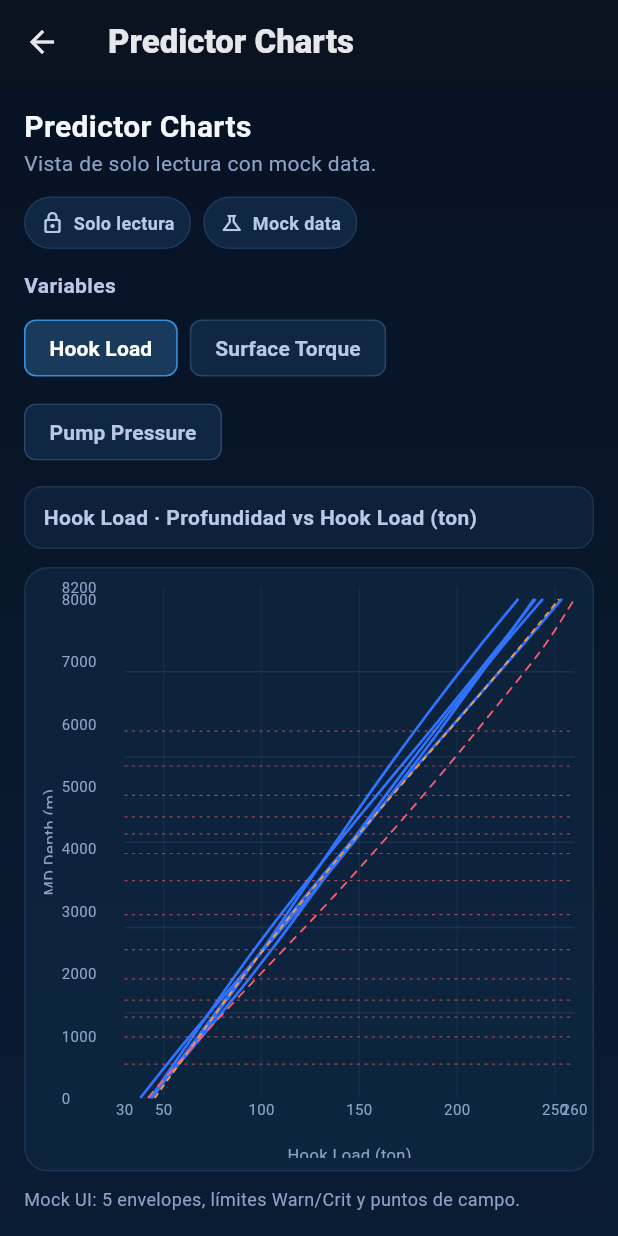
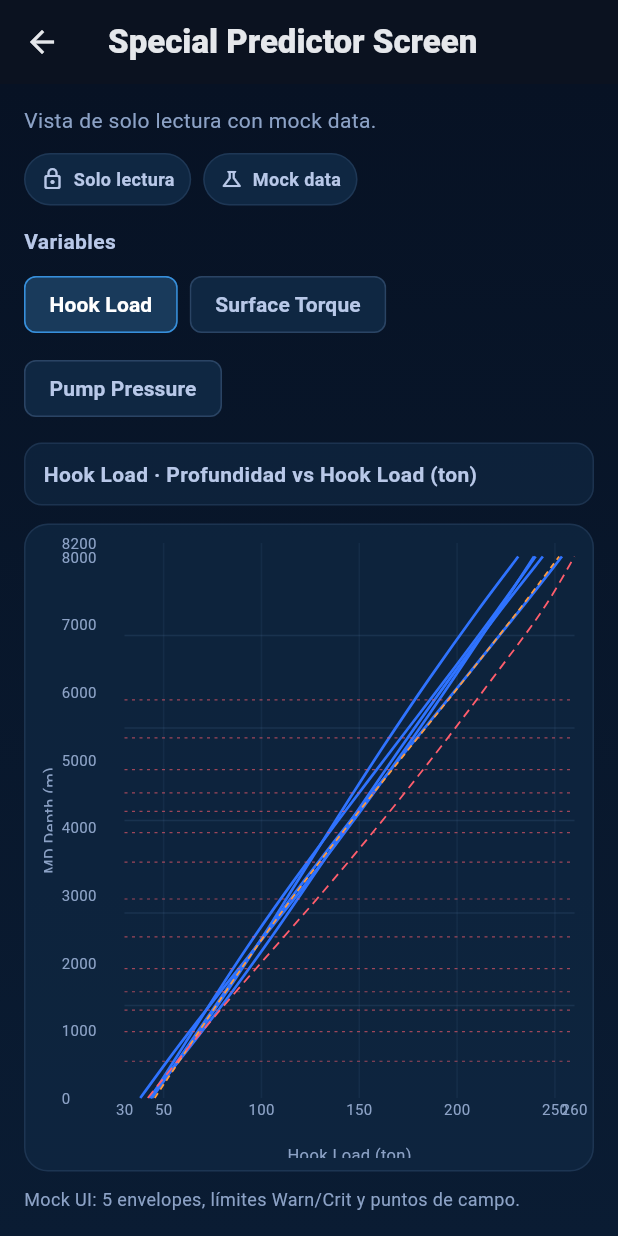
Before and after one commit to deivy276/Atalaya_mobile, a Flutter app: the PredictorChartsScreen screen opened directly, on a phone screen of 412 x 824 dp. Run offline on Flutter 3.47's test engine with Material 3 defaults, Android fonts, the phone set to English and light mode, and no system bars; drawn by our look-alikes of fl_chart; our stand-ins replace dio, flutter_riverpod, flutter_secure_storage, shared_preferences; accounts and stored records are empty; network calls fail.

Commit message:
fix(ui): rename predictor screen title to Special Predictor Screen

```diff
--- a/lib/presentation/screens/predictor_charts_screen.dart
+++ b/lib/presentation/screens/predictor_charts_screen.dart
@@ -4,6 +4,8 @@ import 'package:fl_chart/fl_chart.dart';
 import 'package:flutter/material.dart';
 
 import '../../core/theme/layout_tokens.dart';
+
+const String _specialPredictorScreenTitle = 'Special Predictor Screen';
 
 enum PredictorChartType {
   hookLoad('Hook Load', 'ton'),
@@ -32,7 +34,7 @@ class PredictorChartsScreen extends StatelessWidget {
   Widget build(BuildContext context) {
     return Scaffold(
       appBar: AppBar(
-        title: const Text('Predictor Charts'),
+        title: const Text(_specialPredictorScreenTitle),
       ),
       body: PredictorChartsPanel(
         initialType: initialType,
@@ -91,6 +93,7 @@ class _PredictorChartsPanelState extends State<PredictorChartsPanel> {
         ),
       ),
       child: SafeArea(
+        top: !widget.embedded,
         bottom: true,
         child: Padding(
           padding: const EdgeInsets.fromLTRB(16, 14, 16, 16),
@@ -113,7 +116,7 @@ class _PredictorChartsPanelState extends State<PredictorChartsPanel> {
                   children: <Widget>[
                     const Expanded(
                       child: Text(
-                        'Predictor Charts',
+                        _specialPredictorScreenTitle,
                         style: TextStyle(
                           color: LayoutTokens.textPrimary,
                           fontSize: 20,
@@ -131,15 +134,7 @@ class _PredictorChartsPanelState extends State<PredictorChartsPanel> {
                     ),
                   ],
                 ),
-              ] else
-                const Text(
-                  'Predictor Charts',
-                  style: TextStyle(
-                    color: LayoutTokens.textPrimary,
-                    fontSize: 20,
-                    fontWeight: FontWeight.w700,
-                  ),
-                ),
+              ],
               const Text(
                 'Vista de solo lectura con mock data.',
                 style: TextStyle(color: LayoutTokens.textMuted),
@@ -192,7 +187,9 @@ class _PredictorChartsPanelState extends State<PredictorChartsPanel> {
                           : LayoutTokens.dividerSubtle,
                     ),
                     labelStyle: TextStyle(
-                      color: isSelected ? Colors.white : LayoutTokens.textSecondary,
+                      color: isSelected
+                          ? Colors.white
+                          : LayoutTokens.textSecondary,
                       fontWeight: FontWeight.w600,
                     ),
                     onSelected: (_) => setState(() => _selected = type),
@@ -237,7 +234,8 @@ class _PredictorChartsPanelState extends State<PredictorChartsPanel> {
                       gridData: FlGridData(
                         show: true,
                         drawVerticalLine: true,
-                        horizontalInterval: (chartData.maxY - chartData.minY) / 6,
+                        horizontalInterval:
+                            (chartData.maxY - chartData.minY) / 6,
                         getDrawingHorizontalLine: (_) => const FlLine(
                           color: Color(0x334A6D96),
                           strokeWidth: 1,
@@ -335,7 +333,9 @@ class _PredictorChartsPanelState extends State<PredictorChartsPanel> {
                             .map(
                               (depth) => HorizontalLine(
                                 y: depth,
-                                color: LayoutTokens.accentRed.withValues(alpha: 0.60),
+                                color: LayoutTokens.accentRed.withValues(
+                                  alpha: 0.60,
+                                ),
                                 strokeWidth: 0.8,
                                 dashArray: const <int>[2, 3],
                               ),
@@ -408,7 +408,9 @@ class _PredictorChartsPanelState extends State<PredictorChartsPanel> {
         final normalized = depth / maxY;
         final x = minX +
             (maxX - minX) * (0.05 + normalized * (0.85 + offset * 0.01)) +
-            math.sin((index + seed) * 0.6 + offset) * (maxX - minX) * 0.015;
+            math.sin((index + seed) * 0.6 + offset) *
+                (maxX - minX) *
+                0.015;
 
         return FlSpot(x.clamp(minX, maxX).toDouble(), depth);
       });
```
